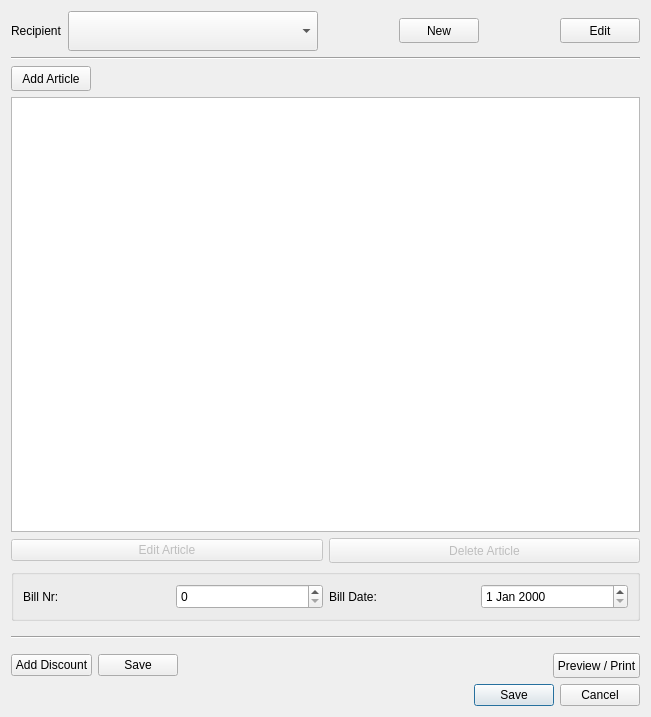
Above: ui/dialogs/billdialog.ui from PhilippParis/BusinessManager before the change. Below: the same form after it.
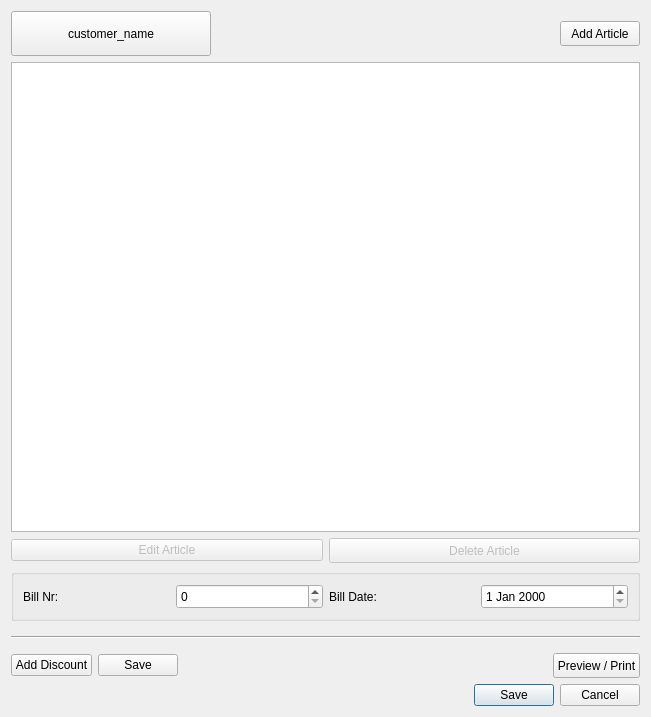
That is the form after the change. Icons and pictures are not drawn.

What changed in the file:
```diff
--- a/ui/dialogs/billdialog.ui
+++ b/ui/dialogs/billdialog.ui
@@ -17,49 +17,15 @@
    <item>
     <layout class="QHBoxLayout" name="horizontalLayout">
      <item>
-      <widget class="QLabel" name="label">
-       <property name="text">
-        <string>Recipient</string>
-       </property>
-      </widget>
-     </item>
-     <item>
-      <widget class="QComboBox" name="cbRecipient">
+      <widget class="QPushButton" name="btnSelectCustomer">
        <property name="minimumSize">
         <size>
-         <width>250</width>
-         <height>40</height>
+         <width>200</width>
+         <height>45</height>
         </size>
        </property>
-      </widget>
-     </item>
-     <item>
-      <spacer name="horizontalSpacer_2">
-       <property name="orientation">
-        <enum>Qt::Horizontal</enum>
-       </property>
-       <property name="sizeHint" stdset="0">
-        <size>
-         <width>40</width>
-         <height>20</height>
-        </size>
-       </property>
-      </spacer>
-     </item>
-     <item>
-      <widget class="QPushButton" name="btnAddCustomer">
-       <property name="minimumSize">
-        <size>
-         <width>0</width>
-         <height>25</height>
-        </size>
-       </property>
        <property name="text">
-        <string>New</string>
-       </property>
-       <property name="icon">
-        <iconset resource="../../resources.qrc">
-         <normaloff>:/icon/add</normaloff>:/icon/add</iconset>
+        <string>customer_name</string>
        </property>
       </widget>
      </item>
@@ -77,34 +43,6 @@
       </spacer>
      </item>
      <item>
-      <widget class="QPushButton" name="btnEditCustomer">
-       <property name="minimumSize">
-        <size>
-         <width>0</width>
-         <height>25</height>
-        </size>
-       </property>
-       <property name="text">
-        <string>Edit</string>
-       </property>
-       <property name="icon">
-        <iconset resource="../../resources.qrc">
-         <normaloff>:/icon/edit</normaloff>:/icon/edit</iconset>
-       </property>
-      </widget>
-     </item>
-    </layout>
-   </item>
-   <item>
-    <widget class="Line" name="line_2">
-     <property name="orientation">
-      <enum>Qt::Horizontal</enum>
-     </property>
-    </widget>
-   </item>
-   <item>
-    <layout class="QHBoxLayout" name="horizontalLayout_2">
-     <item>
       <widget class="QPushButton" name="btnAddArticle">
        <property name="enabled">
         <bool>true</bool>
@@ -124,19 +62,6 @@
        </property>
       </widget>
      </item>
-     <item>
-      <spacer name="horizontalSpacer_5">
-       <property name="orientation">
-        <enum>Qt::Horizontal</enum>
-       </property>
-       <property name="sizeHint" stdset="0">
-        <size>
-         <width>40</width>
-         <height>20</height>
-        </size>
-       </property>
-      </spacer>
-     </item>
     </layout>
    </item>
    <item>
```
